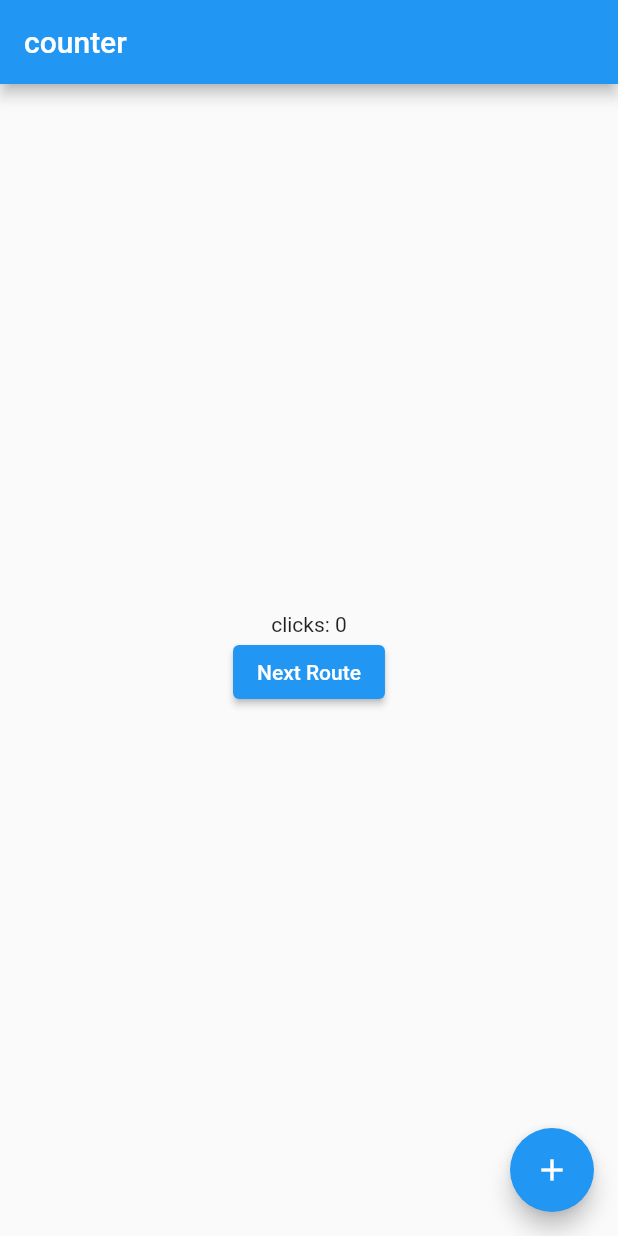
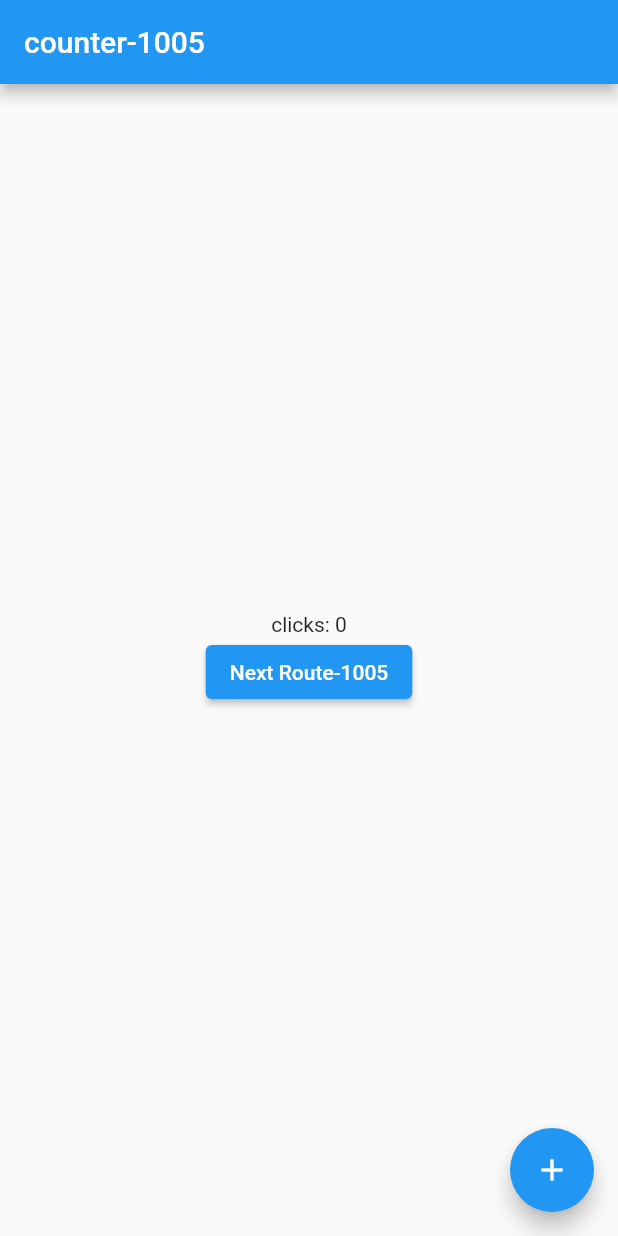
Before and after one commit to alexlozdev/flutter_getx_example1, a Flutter app: the screen it shows after launch, on a phone screen of 412 x 824 dp. Run offline on Flutter 3.47's test engine with Material 2 defaults, Android fonts, the phone set to English and light mode, and no system bars; our stand-ins replace get.

Commit message:
change 1005

```diff
--- a/lib/main.dart
+++ b/lib/main.dart
@@ -10,7 +10,7 @@ class Home extends StatelessWidget {
   @override
   Widget build(BuildContext context) {
     return Scaffold(
-      appBar: AppBar(title: Text("counter")),
+      appBar: AppBar(title: Text("counter-1005")),
       body: Center(
         child: Column(
           mainAxisAlignment: MainAxisAlignment.center,
@@ -24,7 +24,7 @@ class Home extends StatelessWidget {
               'clicks: ${controller.count}',
             )),
             ElevatedButton(
-              child: Text('Next Route'),
+              child: Text('Next Route-1005'),
               onPressed: () {
                 Get.to(Second());
                 /*
```
Also changed, not shown: pubspec.lock.
